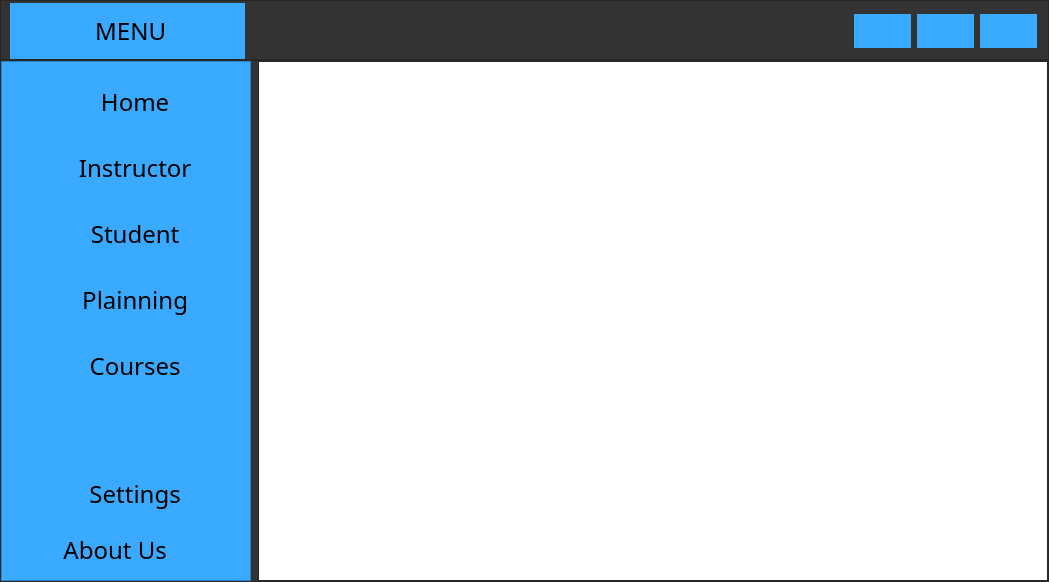
This is mainwindow.ui in boudenjal-mohcine/GST-SCOLARITE as Qt 5 draws it before an edit. The edited form follows.
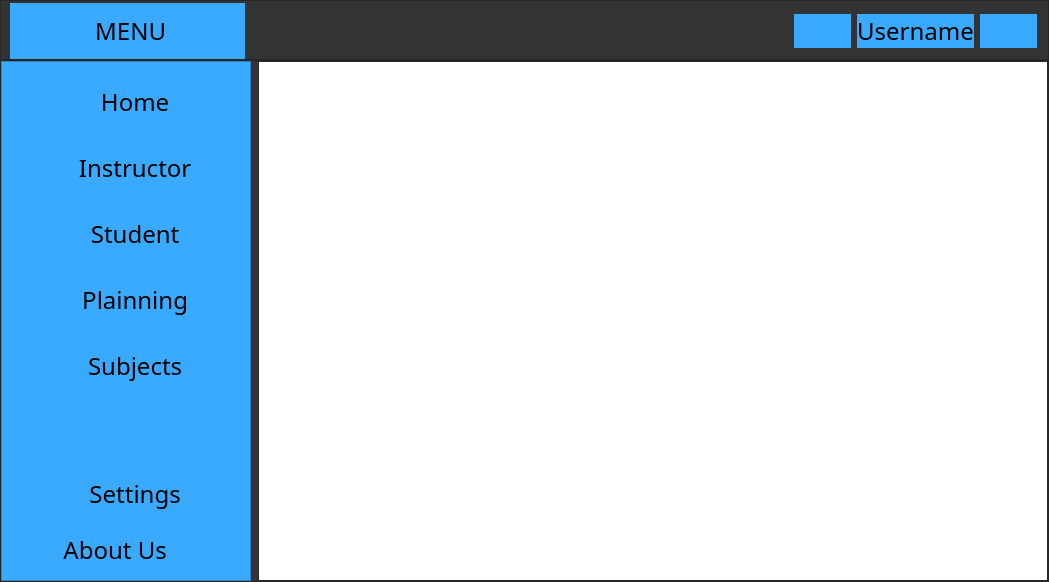
This is the edited form. Icons and pictures are not drawn.

Commit message: connect full stackedwidget subject crud with db + display username in dashboard

Patch:
```diff
--- a/mainwindow.ui
+++ b/mainwindow.ui
@@ -255,7 +255,7 @@
 }</string>
          </property>
          <property name="text">
-          <string/>
+          <string>Username</string>
          </property>
          <property name="icon">
           <iconset resource="images.qrc">
@@ -548,7 +548,7 @@
              </size>
             </property>
             <property name="text">
-             <string> Courses</string>
+             <string> Subjects</string>
             </property>
             <property name="icon">
              <iconset resource="images.qrc">
```
Left out of the diff: 2 changed lines with no effect on the pictures. The commit also changes 11 other files.
